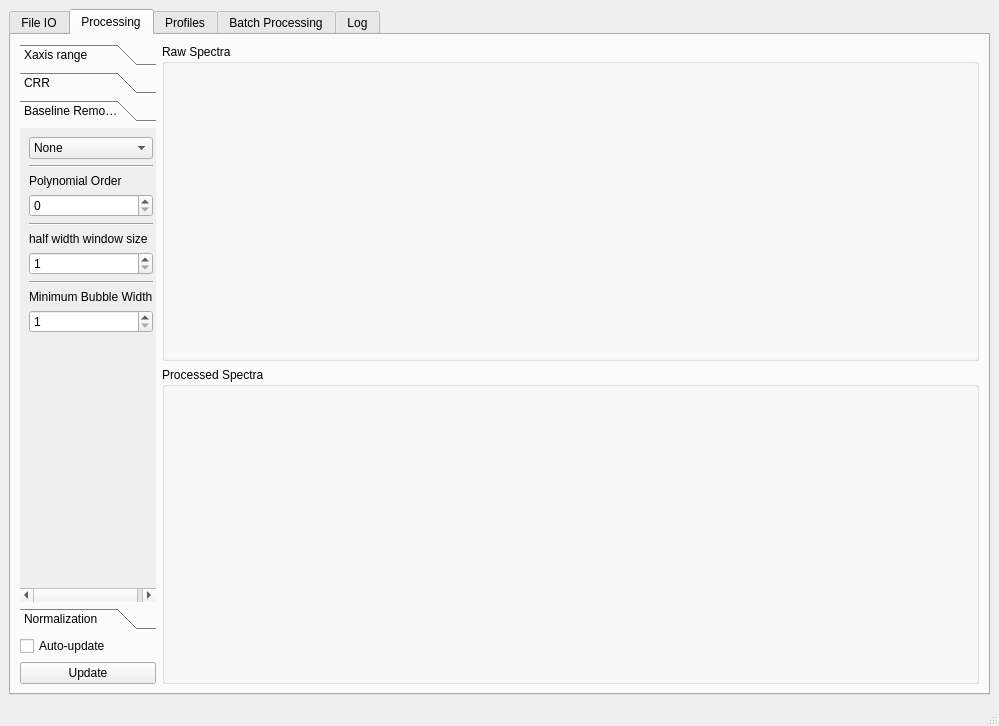
Above: src/orpl/gui/uis/mainWindow.ui from mr-sheg/orpl before the change. Below: the same form after it.
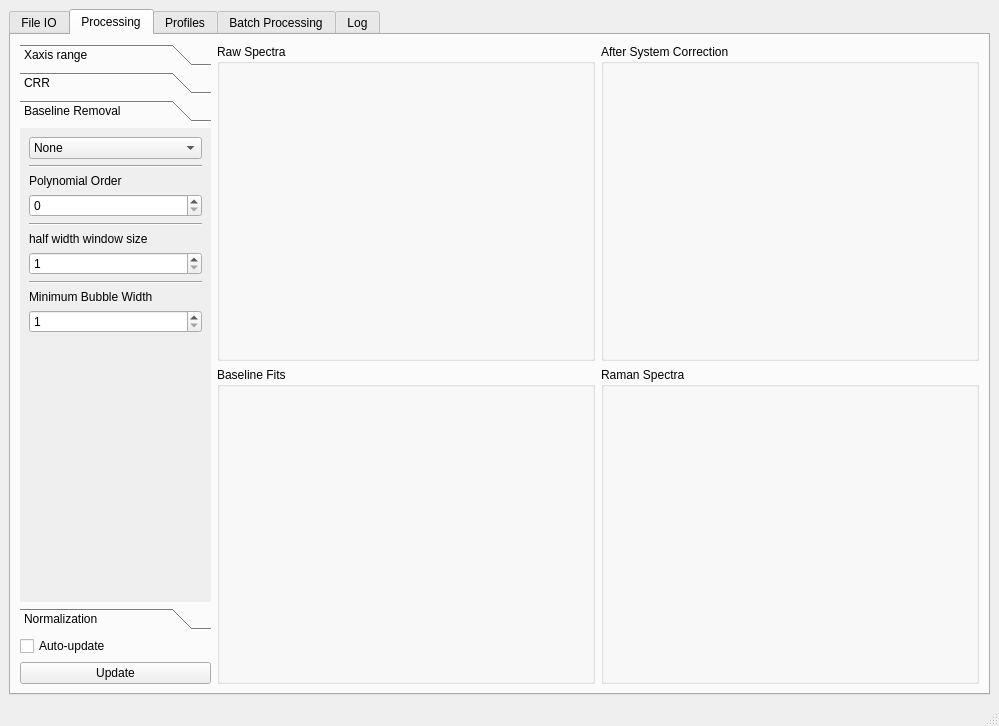
That is the form after the change. The open tabs and pages were chosen to show the change.

Commit message: + Bug fix, njit cache, baseline and IRF plot

Patch:
```diff
--- a/src/orpl/gui/uis/mainWindow.ui
+++ b/src/orpl/gui/uis/mainWindow.ui
@@ -278,7 +278,7 @@
        <attribute name="title">
         <string>Processing</string>
        </attribute>
-       <layout class="QHBoxLayout" name="horizontalLayout_2" stretch="1,6">
+       <layout class="QHBoxLayout" name="horizontalLayout_16" stretch="1,4">
         <item>
          <layout class="QVBoxLayout" name="verticalLayout_5">
           <item>
@@ -436,8 +436,8 @@
               <rect>
                <x>0</x>
                <y>0</y>
-               <width>155</width>
-               <height>423</height>
+               <width>187</width>
+               <height>430</height>
               </rect>
              </property>
              <attribute name="label">
@@ -647,7 +647,9 @@
          </layout>
         </item>
         <item>
-         <layout class="QVBoxLayout" name="layoutPlots" stretch="4,4">
+         <layout class="QVBoxLayout" name="verticalLayout_11">
+          <item>
+           <layout class="QHBoxLayout" name="horizontalLayout_2">
           <item>
            <widget class="QGroupBox" name="boxRawSignal">
             <property name="title">
@@ -656,11 +658,31 @@
            </widget>
           </item>
           <item>
+             <widget class="QGroupBox" name="boxIRFCorrection">
+              <property name="title">
+               <string>After System Correction</string>
+              </property>
+             </widget>
+            </item>
+           </layout>
+          </item>
+          <item>
+           <layout class="QHBoxLayout" name="horizontalLayout_15">
+            <item>
+             <widget class="QGroupBox" name="boxBaselineFit">
+              <property name="title">
+               <string>Baseline Fits</string>
+              </property>
+             </widget>
+            </item>
+            <item>
            <widget class="QGroupBox" name="boxProcessedSignal">
             <property name="title">
-             <string>Processed Spectra</string>
-            </property>
-           </widget>
+               <string>Raman Spectra</string>
+              </property>
+             </widget>
+            </item>
+           </layout>
           </item>
          </layout>
         </item>
```
Left out of the diff: 6 changed lines with no effect on the pictures. Lines whose indentation alone changed are shown as unchanged. The commit also changes 4 other files.
